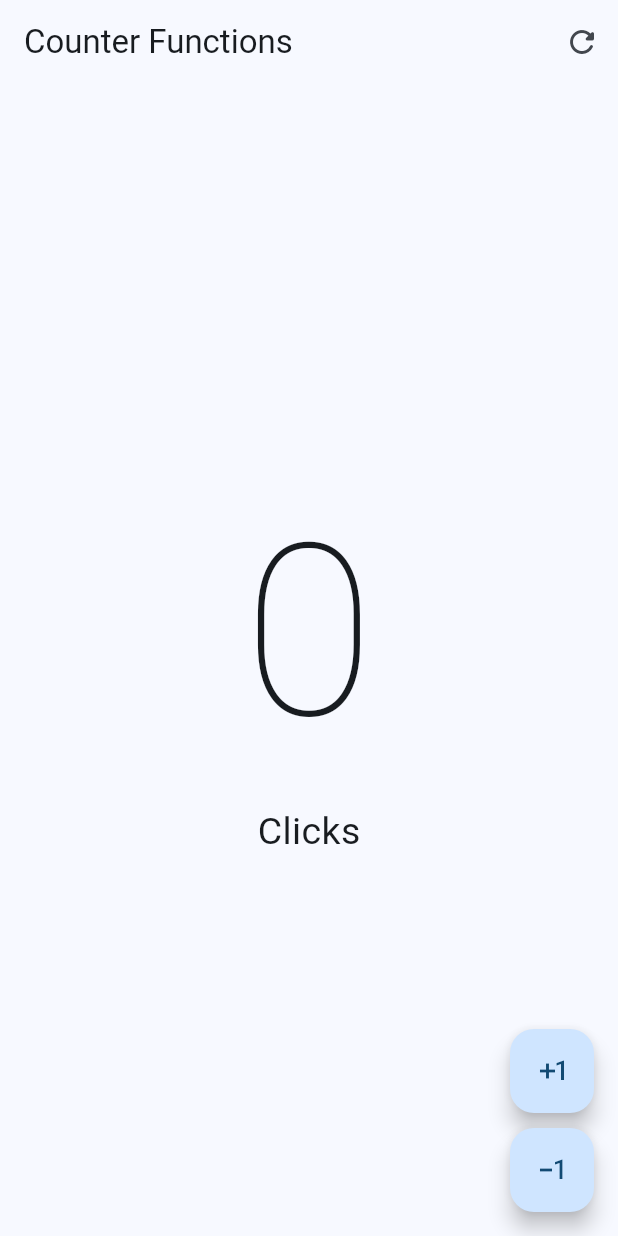
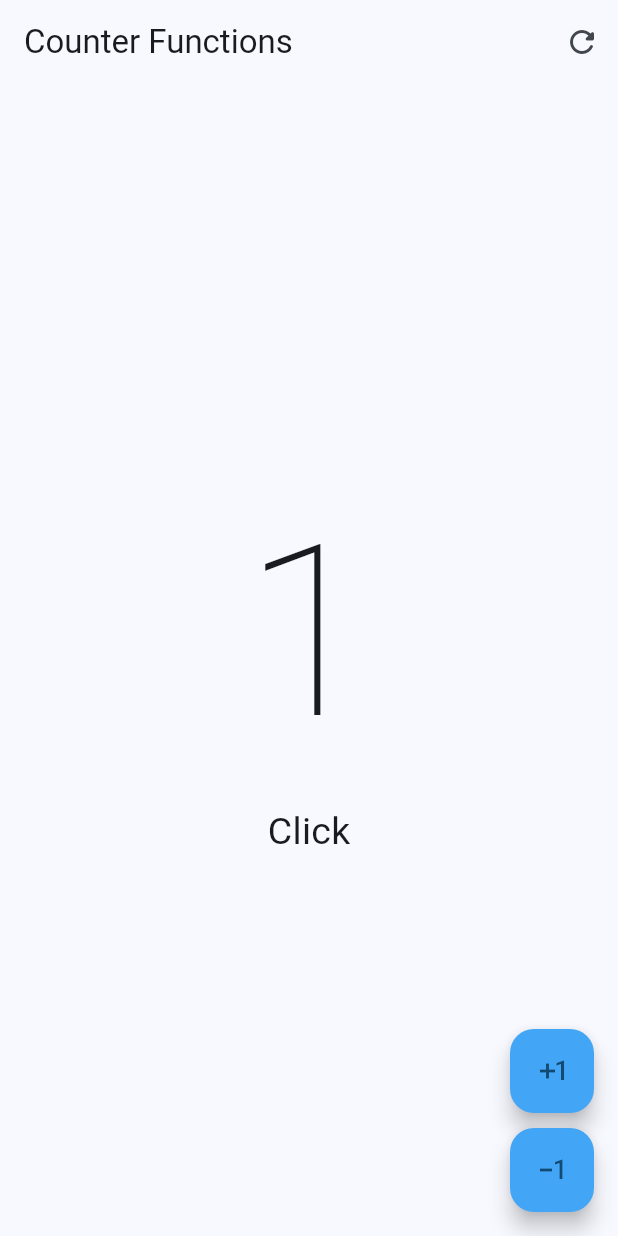
Before and after one commit to LucasMJuarez/dart-example-2, a Flutter app: the screen it shows after launch, after a tap on the "exposure plus 1" icon, on a phone screen of 412 x 824 dp. Run offline on Flutter 3.47's test engine with Material 3 defaults, Android fonts, the phone set to English and light mode, and no system bars.

Commit message:
add void callback for argument onpress in customs click

```diff
--- a/lib/presentation/screens/counter/counter_functions_screen.dart
+++ b/lib/presentation/screens/counter/counter_functions_screen.dart
@@ -48,9 +48,28 @@ class _CounterFunctionsScreenState extends State<CounterFunctionsScreen> {
       floatingActionButton: Column(
         mainAxisAlignment: MainAxisAlignment.end,
         children: [
-          CustomButton(icon: Icons.exposure_plus_1),
+          CustomButton(
+            icon: Icons.exposure_plus_1,
+
+            onPressed: () {
+              setState(() {
+                clickCounter++;
+              });
+            },
+          ),
+
           const SizedBox(height: 10),
-          CustomButton(icon: Icons.exposure_minus_1),
+          CustomButton(
+            icon: Icons.exposure_minus_1,
+            onPressed: () {
+              if (clickCounter == 0) {
+                return; // no permite que el contador sea negativo
+              }
+              setState(() {
+                clickCounter--;
+              });
+            },
+          ),
         ],
       ),
     );
@@ -59,11 +78,17 @@ class _CounterFunctionsScreenState extends State<CounterFunctionsScreen> {
 
 class CustomButton extends StatelessWidget {
   final IconData icon;
+  final VoidCallback? onPressed;
 
-  const CustomButton({super.key, required this.icon});
+  const CustomButton({super.key, required this.icon, this.onPressed});
 
   @override
   Widget build(BuildContext context) {
-    return FloatingActionButton(onPressed: () {}, child: Icon(icon));
+    return FloatingActionButton(
+      enableFeedback: true,
+      backgroundColor: Colors.blue.shade400,
+      onPressed: onPressed,
+      child: Icon(icon),
+    );
   }
 }
```
